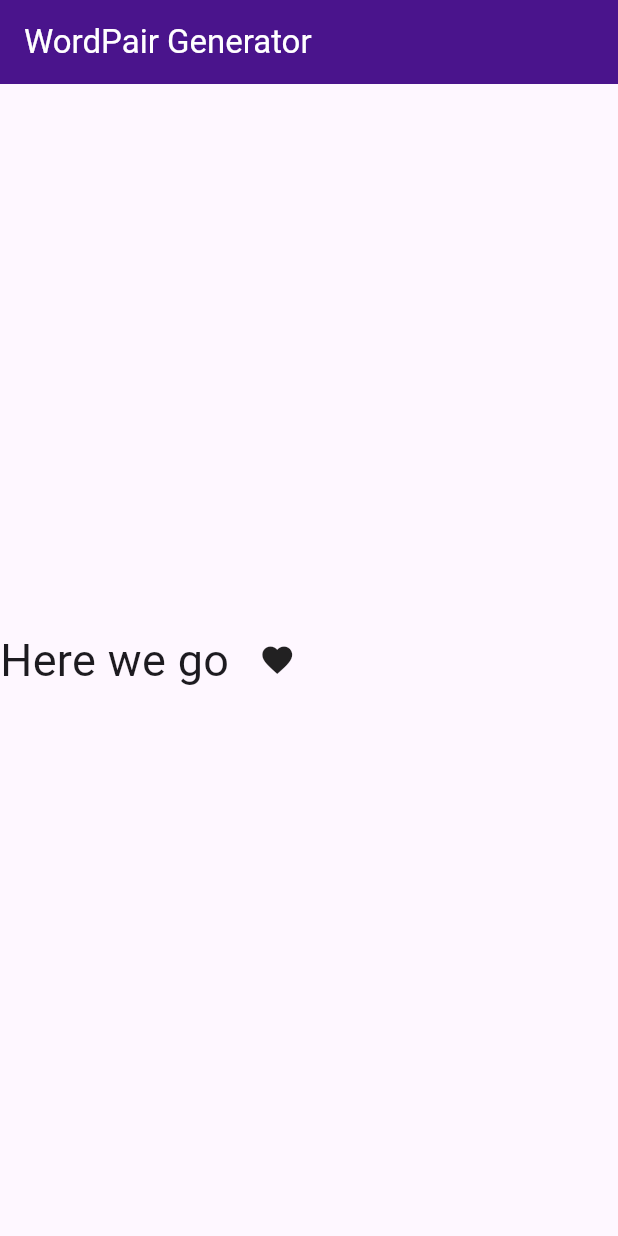
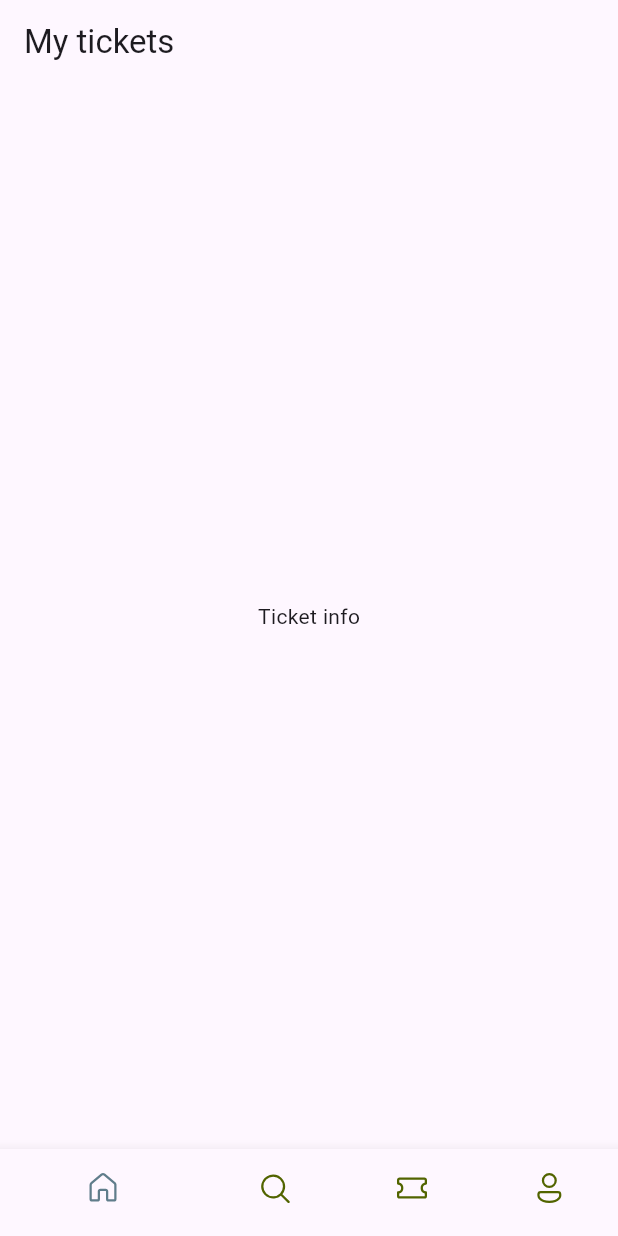
Before and after one commit to Hayatudin/wordpair_generator, a Flutter app: the screen it shows after launch, on a phone screen of 412 x 824 dp. Run offline on Flutter 3.47's test engine with Material 3 defaults, Android fonts, the phone set to English and light mode, and no system bars; our stand-ins replace fluentui_icons.

Commit message:
import icons

```diff
--- /dev/null
+++ b/wordpair_generator/lib/base/bottom_nav_bar.dart
@@ -0,0 +1,31 @@
+import 'package:flutter/material.dart';
+import 'package:flutter/src/material/bottom_navigation_bar.dart';
+import 'package:fluentui_icons/fluentui_icons.dart';
+
+class BottomNavBar extends StatefulWidget {
+  const BottomNavBar({super.key});
+
+  @override
+  State<BottomNavBar> createState() => _BottomNavBarState();
+}
+
+class _BottomNavBarState extends State<BottomNavBar> {
+  @override
+  Widget build(BuildContext context) {
+    return Scaffold(
+      appBar: AppBar(title: Text("My tickets")),
+      body: Center(child: Text("Ticket info")),
+      bottomNavigationBar: BottomNavigationBar(
+        selectedItemColor: Colors.blueGrey,
+        unselectedItemColor: Color(0xFF526400),
+        showSelectedLabels: false,
+        items: [
+          BottomNavigationBarItem(icon: Icon(FluentSystemIcons.ic_fluent_home_regular), label: "Home"),
+          BottomNavigationBarItem(icon: Icon(FluentSystemIcons.ic_fluent_search_regular), label: "Search"),
+          BottomNavigationBarItem(icon: Icon(FluentSystemIcons.ic_fluent_ticket_regular), label: "Tickets"),
+          BottomNavigationBarItem(icon: Icon(FluentSystemIcons.ic_fluent_person_regular), label: "Profile"),
+        ],
+      ),
+    );
+  }
+}
--- a/wordpair_generator/lib/main.dart
+++ b/wordpair_generator/lib/main.dart
@@ -1,37 +1,16 @@
 import 'package:flutter/material.dart';
-import 'package:english_words/english_words.dart';
+import 'base/bottom_nav_bar.dart';
 
-void main() => runApp(MyApp());
+void main() {
+  var myList = ["Flutter", "laravel", "Django"];
+  runApp(MyApp());
+}
 
 class MyApp extends StatelessWidget {
+
+
   @override
   Widget build(BuildContext context) {
-    final wordPair = WordPair.random();
-    return MaterialApp(home: RandomWords());
+    return MaterialApp(title: 'welcome to our palace', home: BottomNavBar());
   }
 }
-
-class RandomWords extends StatefulWidget {
-  @override
-  RandomWordsState createState() => RandomWordsState();
-}
-
-class RandomWordsState extends State<RandomWords> {
-  Widget build(BuildContext context) {
-    return Scaffold(
-      appBar: AppBar(
-        title: Text('WordPair Generator', style: TextStyle(color: Colors.white)),
-        backgroundColor: Colors.purple[900],
-      ),
-      body: Center(
-        child: Row(
-          children: [
-            Text('Here we go', style: TextStyle(fontSize: 30)),
-            SizedBox(width: 20),
-            Icon(Icons.favorite),
-          ],
-        ),
-      ),
-    );
-  }
-}
--- a/wordpair_generator/pubspec.yaml
+++ b/wordpair_generator/pubspec.yaml
@@ -34,6 +34,7 @@ dependencies:
   # The following adds the Cupertino Icons font to your application.
   # Use with the CupertinoIcons class for iOS style icons.
   cupertino_icons: ^1.0.8
+  fluentui_icons: ^1.0.0
 
 dev_dependencies:
   flutter_test:
```
Also changed, not shown: wordpair_generator/pubspec.lock.
